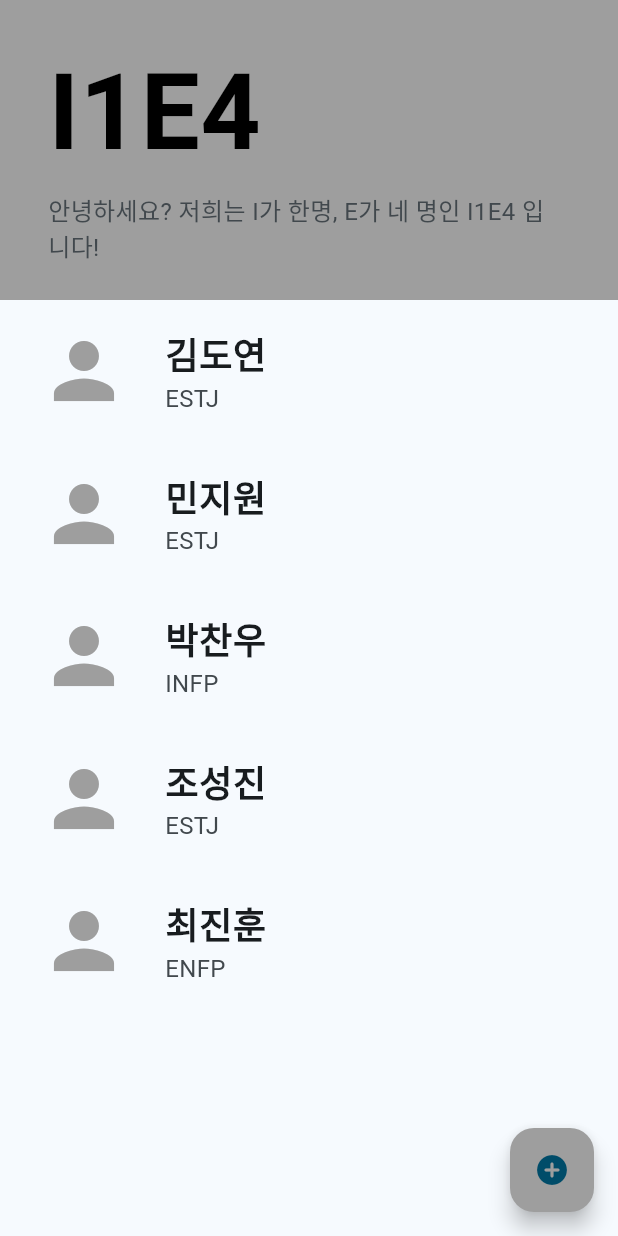
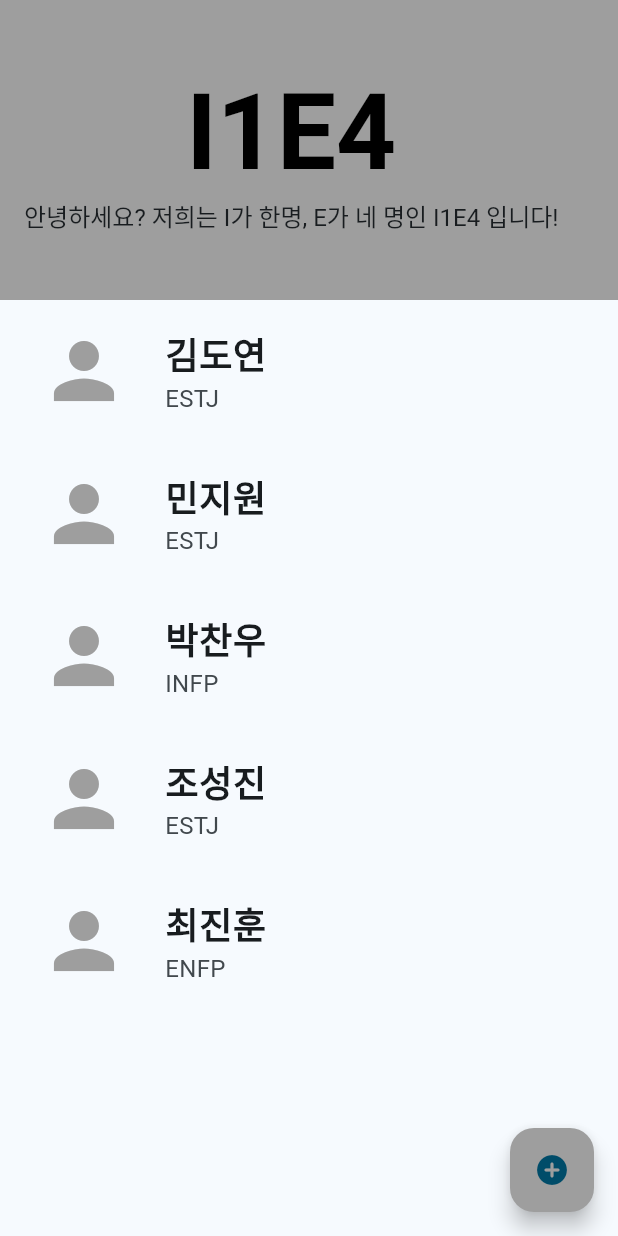
Before and after one commit to alexcho617/helloIOneEFour, a Flutter app: the screen it shows after launch, on a phone screen of 412 x 824 dp. Run offline on Flutter 3.47's test engine with Material 2 defaults, Android fonts, the phone set to English and light mode, and no system bars; our stand-ins replace image_picker, shared_preferences.

Commit message:
appBar내 타이틀 수정

```diff
--- a/hello_i1e4/lib/pages/listPage.dart
+++ b/hello_i1e4/lib/pages/listPage.dart
@@ -18,8 +18,8 @@ class ListPage extends StatelessWidget {
 
         return Scaffold(
           appBar: AppBar(
-            title: ListTile(
-              title: Text(
+            title: Column(children: [
+              Text(
                 "I1E4",
                 style: TextStyle(
                   fontSize: 70,
@@ -27,13 +27,13 @@ class ListPage extends StatelessWidget {
                   color: Colors.black,
                 ),
               ),
-              subtitle: Text(
+              Text(
                 "안녕하세요? 저희는 I가 한명, E가 네 명인 I1E4 입니다!",
                 style: TextStyle(
                   fontSize: 16,
                 ),
               ),
-            ),
+            ]),
             backgroundColor: Colors.grey,
             toolbarHeight: 200,
           ),
```
